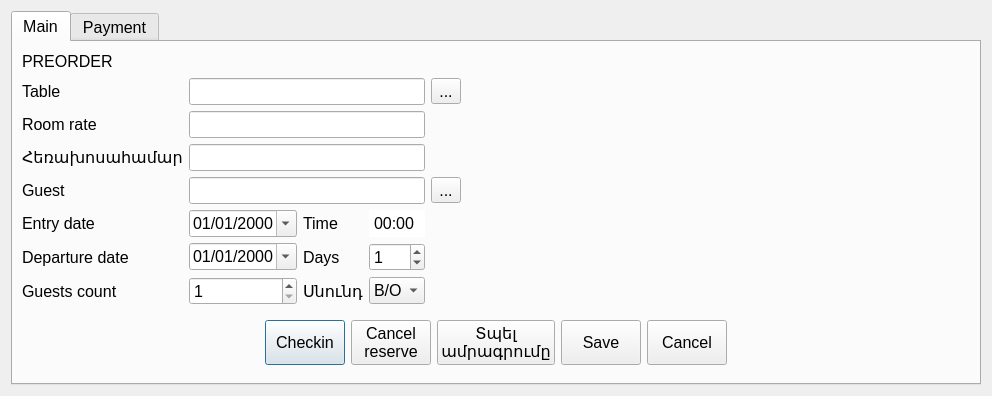
The window that Waiter/dlgpreorderw.ui (End1-1/Cafe5) describes before a commit, drawn with Qt 5.
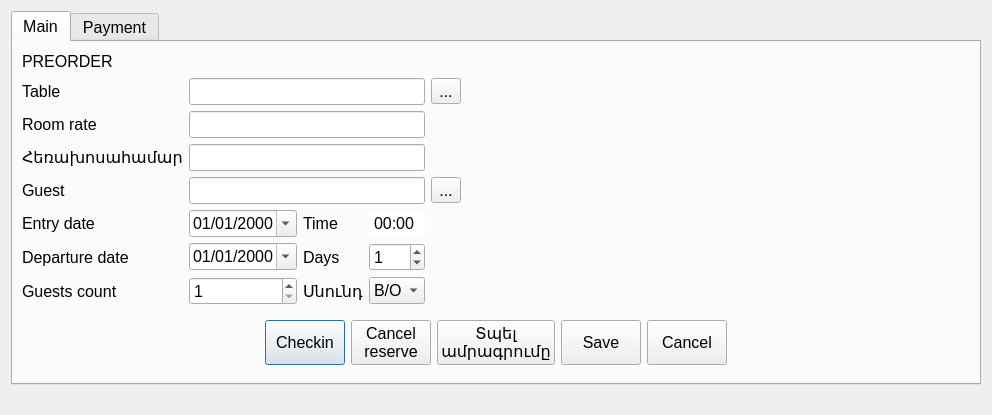
The same window after the commit. The open tabs and pages were chosen to show the change. Icons and pictures are not drawn. Custom widgets are drawn as their Qt base class.

```diff
--- a/Waiter/dlgpreorderw.ui
+++ b/Waiter/dlgpreorderw.ui
@@ -7,7 +7,7 @@
     <x>0</x>
     <y>0</y>
     <width>992</width>
-    <height>395</height>
+    <height>415</height>
    </rect>
   </property>
   <property name="font">
@@ -675,6 +675,19 @@
      </widget>
     </widget>
    </item>
+   <item row="7" column="5">
+    <spacer name="verticalSpacer">
+     <property name="orientation">
+      <enum>Qt::Vertical</enum>
+     </property>
+     <property name="sizeHint" stdset="0">
+      <size>
+       <width>20</width>
+       <height>40</height>
+      </size>
+     </property>
+    </spacer>
+   </item>
   </layout>
  </widget>
  <customwidgets>
```
Left out of the diff: 3 changed lines with no effect on the pictures.
